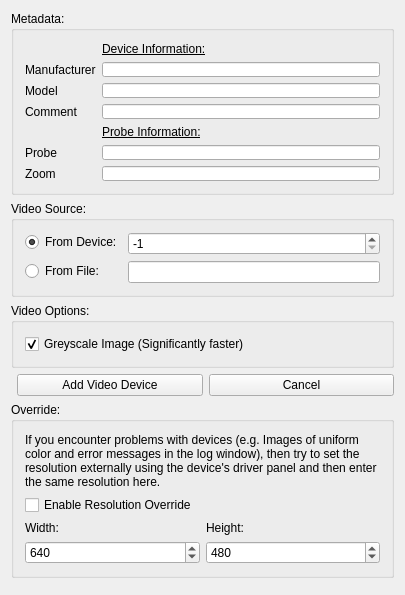
First picture: the form in Modules/USUI/Qmitk/QmitkUSNewVideoDeviceWidgetControls.ui, repository MITK/MITK, before the edit.
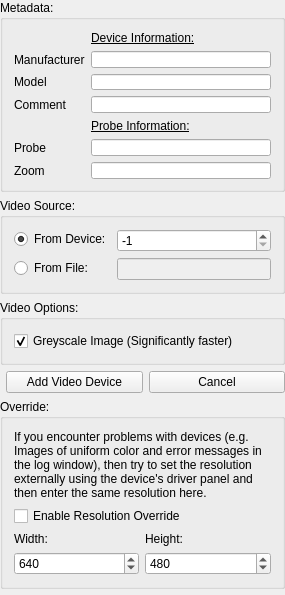
Second picture: the form after the edit. Icons and pictures are not drawn.

What changed in the file:
```diff
--- a/Modules/USUI/Qmitk/QmitkUSNewVideoDeviceWidgetControls.ui
+++ b/Modules/USUI/Qmitk/QmitkUSNewVideoDeviceWidgetControls.ui
@@ -6,7 +6,7 @@
    <rect>
     <x>0</x>
     <y>0</y>
-    <width>405</width>
+    <width>285</width>
     <height>595</height>
    </rect>
   </property>
@@ -23,6 +23,9 @@
    <property name="fieldGrowthPolicy">
     <enum>QFormLayout::AllNonFixedFieldsGrow</enum>
    </property>
+   <property name="margin">
+    <number>0</number>
+   </property>
    <item row="0" column="0" colspan="2">
     <widget class="QGroupBox" name="m_BoxMetadata">
      <property name="title">
@@ -114,8 +117,14 @@
       <string>Video Source:</string>
      </property>
      <layout class="QFormLayout" name="formLayout_2">
+      <property name="labelAlignment">
+       <set>Qt::AlignLeading|Qt::AlignLeft|Qt::AlignVCenter</set>
+      </property>
       <item row="1" column="1">
        <widget class="QLineEdit" name="m_FilePathSelector">
+        <property name="enabled">
+         <bool>false</bool>
+        </property>
         <property name="text">
          <string/>
         </property>
@@ -189,15 +198,21 @@
         </property>
        </widget>
       </item>
-      <item row="1" column="1">
-       <widget class="QCheckBox" name="m_CheckResolutionOverride">
+      <item row="2" column="1">
+       <widget class="QLabel" name="label_9">
         <property name="text">
-         <string>Enable Resolution Override</string>
+         <string>Width:</string>
         </property>
        </widget>
       </item>
       <item row="3" column="1">
        <widget class="QSpinBox" name="m_ResolutionWidth">
+        <property name="sizePolicy">
+         <sizepolicy hsizetype="Minimum" vsizetype="Fixed">
+          <horstretch>0</horstretch>
+          <verstretch>0</verstretch>
+         </sizepolicy>
+        </property>
         <property name="minimum">
          <number>10</number>
         </property>
@@ -214,6 +229,12 @@
       </item>
       <item row="3" column="2">
        <widget class="QSpinBox" name="m_ResolutionHeight">
+        <property name="sizePolicy">
+         <sizepolicy hsizetype="Minimum" vsizetype="Fixed">
+          <horstretch>0</horstretch>
+          <verstretch>0</verstretch>
+         </sizepolicy>
+        </property>
         <property name="minimum">
          <number>10</number>
         </property>
@@ -228,13 +249,6 @@
         </property>
        </widget>
       </item>
-      <item row="2" column="1">
-       <widget class="QLabel" name="label_9">
-        <property name="text">
-         <string>Width:</string>
-        </property>
-       </widget>
-      </item>
       <item row="2" column="2">
        <widget class="QLabel" name="label_10">
         <property name="text">
@@ -242,6 +256,13 @@
         </property>
        </widget>
       </item>
+      <item row="1" column="1" colspan="2">
+       <widget class="QCheckBox" name="m_CheckResolutionOverride">
+        <property name="text">
+         <string>Enable Resolution Override</string>
+        </property>
+       </widget>
+      </item>
      </layout>
     </widget>
    </item>
```
Left out of the diff: 2 changed lines with no effect on the pictures.
